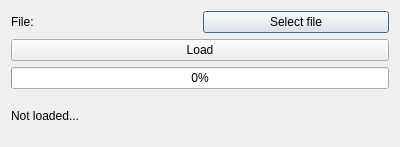
Old version of the form UIs/load_srt_UI.ui in the repository lewelyn7/Python-subtitles-translator.
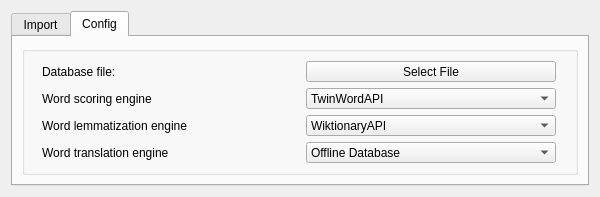
New version of the form. The open tabs and pages were chosen to show the change.

Commit message: fixed config and load

Patch:
```diff
--- a/UIs/load_srt_UI.ui
+++ b/UIs/load_srt_UI.ui
@@ -6,47 +6,232 @@
    <rect>
     <x>0</x>
     <y>0</y>
-    <width>400</width>
-    <height>147</height>
+    <width>600</width>
+    <height>197</height>
    </rect>
   </property>
+  <property name="minimumSize">
+   <size>
+    <width>0</width>
+    <height>10</height>
+   </size>
+  </property>
+  <property name="maximumSize">
+   <size>
+    <width>16777215</width>
+    <height>197</height>
+   </size>
+  </property>
   <property name="windowTitle">
    <string>Load srt file</string>
   </property>
   <layout class="QGridLayout" name="gridLayout">
-   <item row="0" column="1">
-    <widget class="QPushButton" name="select_file_btn">
-     <property name="text">
-      <string>Select file</string>
-     </property>
-    </widget>
-   </item>
-   <item row="2" column="0" colspan="2">
-    <widget class="QPushButton" name="load_btn">
-     <property name="text">
-      <string>Load</string>
-     </property>
-    </widget>
-   </item>
    <item row="0" column="0">
-    <widget class="QLabel" name="file_lbl">
-     <property name="text">
-      <string>File: </string>
+    <widget class="QTabWidget" name="tabWidget">
+     <property name="focusPolicy">
+      <enum>Qt::WheelFocus</enum>
      </property>
-    </widget>
-   </item>
-   <item row="3" column="0" colspan="2">
-    <widget class="QProgressBar" name="progressBar">
-     <property name="value">
+     <property name="currentIndex">
       <number>0</number>
      </property>
-    </widget>
-   </item>
-   <item row="4" column="0">
-    <widget class="QLabel" name="status_lbl">
-     <property name="text">
-      <string>Not loaded...</string>
-     </property>
+     <widget class="QWidget" name="tab">
+      <attribute name="title">
+       <string>Import</string>
+      </attribute>
+      <layout class="QGridLayout" name="gridLayout_2">
+       <item row="0" column="0">
+        <widget class="QGroupBox" name="import_box">
+         <property name="title">
+          <string/>
+         </property>
+         <layout class="QGridLayout" name="gridLayout_3">
+          <item row="0" column="0">
+           <widget class="QLabel" name="file_lbl">
+            <property name="text">
+             <string>File: </string>
+            </property>
+           </widget>
+          </item>
+          <item row="0" column="1">
+           <widget class="QPushButton" name="select_file_btn">
+            <property name="sizePolicy">
+             <sizepolicy hsizetype="Minimum" vsizetype="Preferred">
+              <horstretch>0</horstretch>
+              <verstretch>0</verstretch>
+             </sizepolicy>
+            </property>
+            <property name="text">
+             <string>Select file</string>
+            </property>
+           </widget>
+          </item>
+          <item row="1" column="0" colspan="2">
+           <widget class="QPushButton" name="load_btn">
+            <property name="sizePolicy">
+             <sizepolicy hsizetype="Minimum" vsizetype="Preferred">
+              <horstretch>0</horstretch>
+              <verstretch>0</verstretch>
+             </sizepolicy>
+            </property>
+            <property name="text">
+             <string>Load</string>
+            </property>
+           </widget>
+          </item>
+          <item row="2" column="0" colspan="2">
+           <widget class="QProgressBar" name="progressBar">
+            <property name="sizePolicy">
+             <sizepolicy hsizetype="Expanding" vsizetype="Preferred">
+              <horstretch>0</horstretch>
+              <verstretch>0</verstretch>
+             </sizepolicy>
+            </property>
+            <property name="value">
+             <number>0</number>
+            </property>
+           </widget>
+          </item>
+         </layout>
+        </widget>
+       </item>
+      </layout>
+     </widget>
+     <widget class="QWidget" name="tab_2">
+      <attribute name="title">
+       <string>Config</string>
+      </attribute>
+      <layout class="QGridLayout" name="gridLayout_5">
+       <item row="0" column="0">
+        <widget class="QGroupBox" name="config_box">
+         <property name="title">
+          <string/>
+         </property>
+         <layout class="QGridLayout" name="gridLayout_4">
+          <item row="0" column="0">
+           <widget class="QLabel" name="db_file_label">
+            <property name="maximumSize">
+             <size>
+              <width>250</width>
+              <height>16777215</height>
+             </size>
+            </property>
+            <property name="text">
+             <string>Database file:</string>
+            </property>
+           </widget>
+          </item>
+          <item row="0" column="1">
+           <widget class="QPushButton" name="select_file_btn_2">
+            <property name="sizePolicy">
+             <sizepolicy hsizetype="Minimum" vsizetype="Preferred">
+              <horstretch>0</horstretch>
+              <verstretch>0</verstretch>
+             </sizepolicy>
+            </property>
+            <property name="maximumSize">
+             <size>
+              <width>250</width>
+              <height>16777215</height>
+             </size>
+            </property>
+            <property name="text">
+             <string>Select File</string>
+            </property>
+           </widget>
+          </item>
+          <item row="1" column="0">
+           <widget class="QLabel" name="word_scoring_lbl">
+            <property name="maximumSize">
+             <size>
+              <width>250</width>
+              <height>16777215</height>
+             </size>
+            </property>
+            <property name="text">
+             <string>Word scoring engine</string>
+            </property>
+           </widget>
+          </item>
+          <item row="1" column="1">
+           <widget class="QComboBox" name="word_scoring_combo">
+            <property name="sizePolicy">
+             <sizepolicy hsizetype="Preferred" vsizetype="Preferred">
+              <horstretch>0</horstretch>
+              <verstretch>0</verstretch>
+             </sizepolicy>
+            </property>
+            <item>
+             <property name="text">
+              <string>TwinWordAPI</string>
+             </property>
+            </item>
+           </widget>
+          </item>
+          <item row="2" column="0">
+           <widget class="QLabel" name="word_lemma_lbl">
+            <property name="maximumSize">
+             <size>
+              <width>250</width>
+              <height>16777215</height>
+             </size>
+            </property>
+            <property name="text">
+             <string>Word lemmatization engine</string>
+            </property>
+           </widget>
+          </item>
+          <item row="2" column="1">
+           <widget class="QComboBox" name="word_lemma_combo">
+            <property name="sizePolicy">
+             <sizepolicy hsizetype="Preferred" vsizetype="Preferred">
+              <horstretch>0</horstretch>
+              <verstretch>0</verstretch>
+             </sizepolicy>
+            </property>
+            <item>
+             <property name="text">
+              <string>WiktionaryAPI</string>
+             </property>
+            </item>
+            <item>
+             <property name="text">
+              <string>UltraLinguaAPI</string>
+             </property>
+            </item>
+            <item>
+             <property name="text">
+              <string>LinguaRobotAPI</string>
+             </property>
+            </item>
+           </widget>
+          </item>
+          <item row="3" column="0">
+           <widget class="QLabel" name="word_trans_lbl">
+            <property name="text">
+             <string>Word translation engine</string>
+            </property>
+           </widget>
+          </item>
+          <item row="3" column="1">
+           <widget class="QComboBox" name="word_trans_combo">
+            <property name="sizePolicy">
+             <sizepolicy hsizetype="Preferred" vsizetype="Preferred">
+              <horstretch>0</horstretch>
+              <verstretch>0</verstretch>
+             </sizepolicy>
+            </property>
+            <item>
+             <property name="text">
+              <string>Offline Database</string>
+             </property>
+            </item>
+           </widget>
+          </item>
+         </layout>
+        </widget>
+       </item>
+      </layout>
+     </widget>
     </widget>
    </item>
   </layout>
```
The commit also changes 4 other files.
